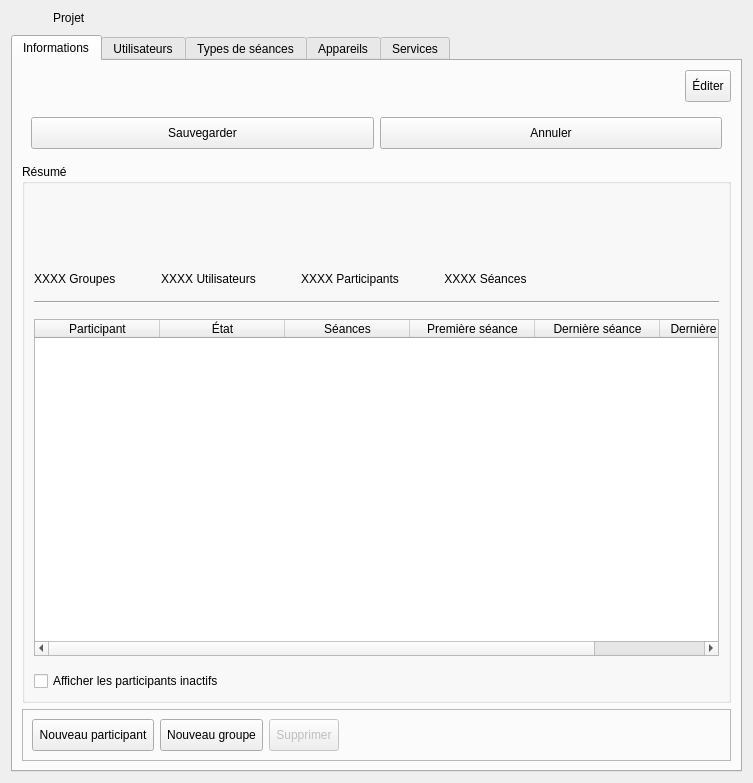
Above: client/src/editors/ProjectWidget.ui from introlab/openteraplus before the change. Below: the same form after it.
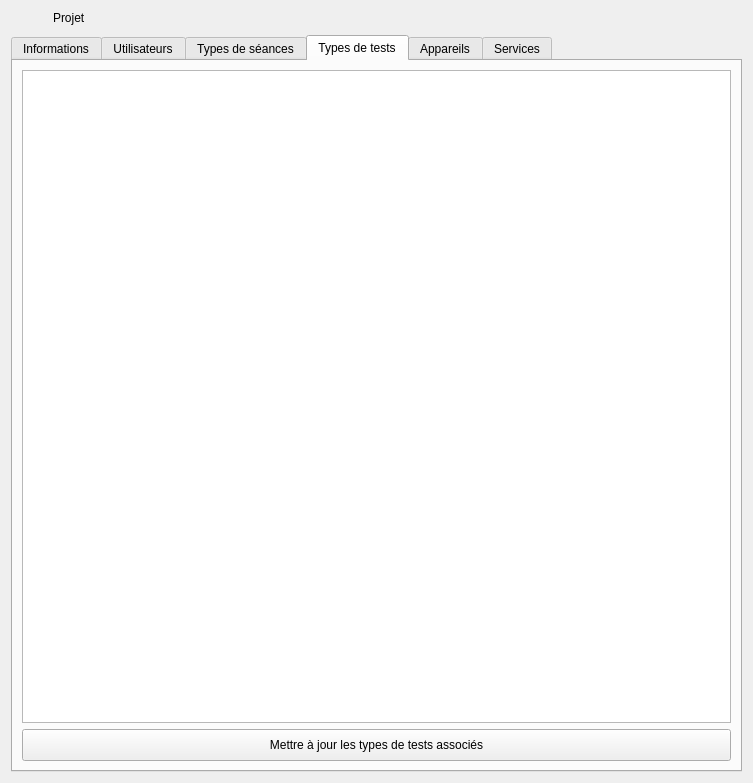
That is the form after the change. Icons and pictures are not drawn. Custom widgets are drawn as their Qt base class.

Commit message: Refs #90. Added test types to project view.

The edit to the form file:
```diff
--- a/client/src/editors/ProjectWidget.ui
+++ b/client/src/editors/ProjectWidget.ui
@@ -162,7 +162,7 @@
       </sizepolicy>
      </property>
      <property name="currentIndex">
-      <number>0</number>
+      <number>3</number>
      </property>
      <property name="iconSize">
       <size>
@@ -1090,6 +1090,56 @@
        </item>
       </layout>
      </widget>
+     <widget class="QWidget" name="tabTestTypes">
+      <attribute name="icon">
+       <iconset resource="../../resources/TeraClient.qrc">
+        <normaloff>:/icons/test_type.png</normaloff>:/icons/test_type.png</iconset>
+      </attribute>
+      <attribute name="title">
+       <string>Types de tests</string>
+      </attribute>
+      <layout class="QVBoxLayout" name="verticalLayout_11">
+       <item>
+        <widget class="QListWidget" name="lstTestTypes">
+         <property name="editTriggers">
+          <set>QAbstractItemView::NoEditTriggers</set>
+         </property>
+         <property name="iconSize">
+          <size>
+           <width>24</width>
+           <height>24</height>
+          </size>
+         </property>
+        </widget>
+       </item>
+       <item>
+        <widget class="QPushButton" name="btnUpdateTestTypes">
+         <property name="minimumSize">
+          <size>
+           <width>0</width>
+           <height>32</height>
+          </size>
+         </property>
+         <property name="cursor">
+          <cursorShape>PointingHandCursor</cursorShape>
+         </property>
+         <property name="text">
+          <string>Mettre à jour les types de tests associés</string>
+         </property>
+         <property name="icon">
+          <iconset resource="../../resources/TeraClient.qrc">
+           <normaloff>:/icons/save.png</normaloff>:/icons/save.png</iconset>
+         </property>
+         <property name="iconSize">
+          <size>
+           <width>24</width>
+           <height>24</height>
+          </size>
+         </property>
+        </widget>
+       </item>
+      </layout>
+     </widget>
      <widget class="QWidget" name="tabDevices">
       <attribute name="icon">
        <iconset resource="../../resources/TeraClient.qrc">
@@ -1234,6 +1284,17 @@
     </widget>
    </item>
   </layout>
+  <widget class="QWidget" name="">
+   <property name="geometry">
+    <rect>
+     <x>0</x>
+     <y>0</y>
+     <width>100</width>
+     <height>30</height>
+    </rect>
+   </property>
+   <layout class="QVBoxLayout" name="verticalLayout_10"/>
+  </widget>
  </widget>
  <customwidgets>
   <customwidget>
```
The commit also changes 4 other files.
